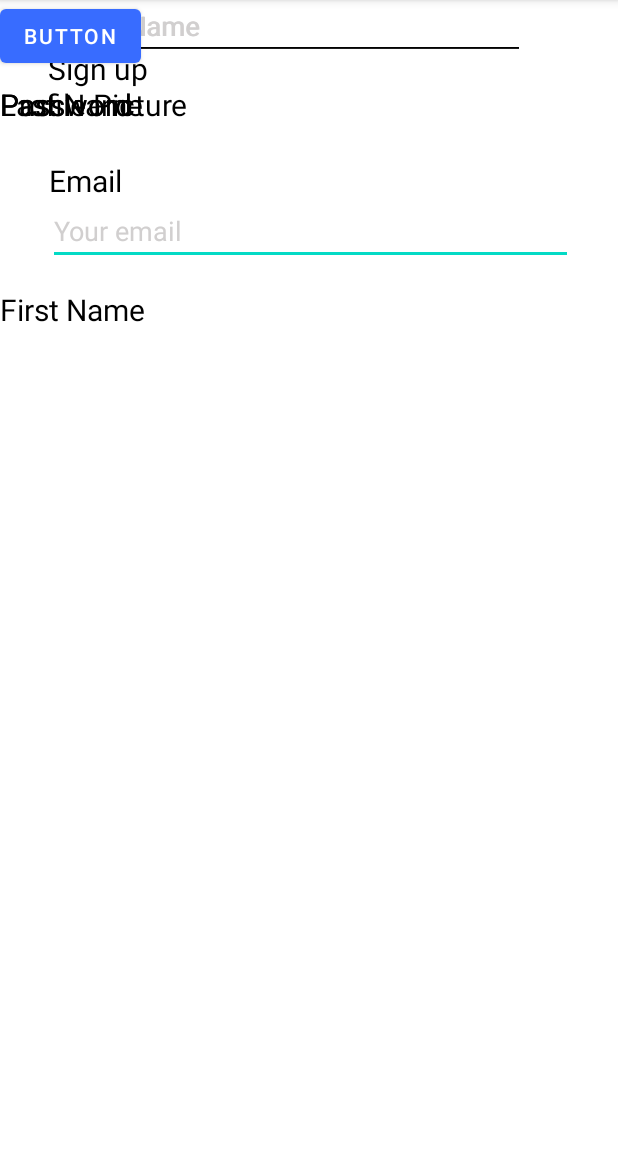
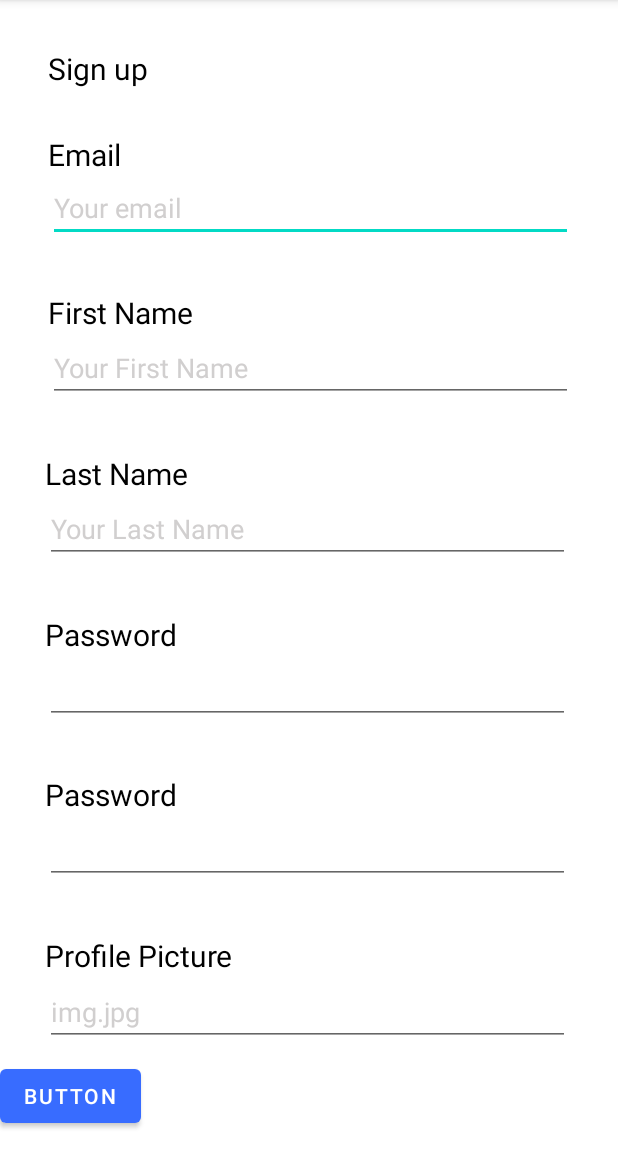
Before and after one commit to OscarRD2/OpenEvents, an Android app: the SingUpActivity screen opened directly, with no data from a screen before it, on a phone screen of 412 x 824 dp, the part 84-1236 px from its top. Run offline under Robolectric (Android 15) with nearby library versions, the phone set to English and light mode, and no system bars.

Commit message:
BackUp DONE

```diff
--- a/app/src/main/res/layout/activity_sing_up.xml
+++ b/app/src/main/res/layout/activity_sing_up.xml
@@ -12,15 +12,202 @@
         android:layout_height="36dp"
         android:layout_marginStart="32dp"
         android:layout_marginTop="32dp"
-        android:layout_marginBottom="19dp"
         android:text="@string/sign_up"
         android:textColor="#000000"
         android:textSize="20sp"
-        app:layout_constraintBottom_toTopOf="@+id/textViewEmail"
         app:layout_constraintEnd_toEndOf="parent"
         app:layout_constraintHorizontal_bias="0.0"
         app:layout_constraintStart_toStartOf="parent"
         app:layout_constraintTop_toTopOf="parent" />
+
+    <EditText
+        android:id="@+id/editTextEmail"
+        android:layout_width="350dp"
+        android:layout_height="40dp"
+        android:layout_marginStart="32dp"
+        android:layout_marginEnd="29dp"
+        android:layout_marginBottom="16dp"
+        android:ems="10"
+        android:inputType="textPersonName"
+        android:text="@string/email_placeholder"
+        android:textColor="#D1CFCF"
+        app:layout_constraintBottom_toTopOf="@+id/textViewFirstName"
+        app:layout_constraintEnd_toEndOf="parent"
+        app:layout_constraintHorizontal_bias="0.0"
+        app:layout_constraintStart_toStartOf="parent"
+        app:layout_constraintTop_toBottomOf="@+id/textViewEmail" />
+
+    <Button
+        android:id="@+id/button"
+        android:layout_width="wrap_content"
+        android:layout_height="wrap_content"
+        android:layout_marginTop="8dp"
+        android:text="Button"
+        app:layout_constraintBottom_toBottomOf="parent"
+        app:layout_constraintTop_toBottomOf="@+id/textViewProfilePicture"
+        app:layout_constraintVertical_bias="0.761"
+        tools:layout_editor_absoluteX="158dp" />
+
+    <EditText
+        android:id="@+id/editTextFirstName"
+        android:layout_width="350dp"
+        android:layout_height="40dp"
+        android:layout_marginStart="32dp"
+        android:layout_marginEnd="29dp"
+        android:layout_marginBottom="16dp"
+        android:ems="10"
+        android:inputType="textPersonName"
+        android:text="@string/first_name_placeholder"
+        android:textColor="#D1CFCF"
+        app:layout_constraintBottom_toTopOf="@+id/textViewLastName"
+        app:layout_constraintEnd_toEndOf="parent"
+        app:layout_constraintHorizontal_bias="0.0"
+        app:layout_constraintStart_toStartOf="parent"
+        app:layout_constraintTop_toBottomOf="@+id/textViewFirstName" />
+
+    <TextView
+        android:id="@+id/textViewLastName"
+        android:layout_width="350dp"
+        android:layout_height="31dp"
+        android:layout_marginStart="30dp"
+        android:layout_marginTop="16dp"
+        android:layout_marginEnd="31dp"
+        android:text="@string/last_name"
+        android:textColor="#000000"
+        android:textSize="20sp"
+        app:layout_constraintBottom_toTopOf="@+id/editTextLastName"
+        app:layout_constraintEnd_toEndOf="parent"
+        app:layout_constraintHorizontal_bias="0.0"
+        app:layout_constraintStart_toStartOf="parent"
+        app:layout_constraintTop_toBottomOf="@+id/editTextFirstName" />
+
+    <EditText
+        android:id="@+id/editTextLastName2"
+        android:layout_width="350dp"
+        android:layout_height="40dp"
+        android:layout_marginStart="30dp"
+        android:layout_marginEnd="31dp"
+        android:layout_marginBottom="7dp"
+        android:ems="10"
+        android:inputType="textPersonName"
+        android:text="@string/profile_image_placeholder"
+        android:textColor="#D1CFCF"
+        app:layout_constraintBottom_toTopOf="@+id/button"
+        app:layout_constraintEnd_toEndOf="parent"
+        app:layout_constraintHorizontal_bias="0.0"
+        app:layout_constraintStart_toStartOf="parent"
+        app:layout_constraintTop_toBottomOf="@+id/textViewProfilePicture" />
+
+    <EditText
+        android:id="@+id/editTextPassword"
+        android:layout_width="350dp"
+        android:layout_height="40dp"
+        android:layout_marginStart="30dp"
+        android:layout_marginEnd="31dp"
+        android:layout_marginBottom="16dp"
+        android:ems="10"
+        android:inputType="textPassword"
+        app:layout_constraintBottom_toTopOf="@+id/textViewPassword2"
+        app:layout_constraintEnd_toEndOf="parent"
+        app:layout_constraintHorizontal_bias="0.0"
+        app:layout_constraintStart_toStartOf="parent"
+        app:layout_constraintTop_toBottomOf="@+id/textViewPassword" />
+
+    <EditText
+        android:id="@+id/editTextLastName"
+        android:layout_width="350dp"
+        android:layout_height="40dp"
+        android:layout_marginStart="30dp"
+        android:layout_marginEnd="31dp"
+        android:layout_marginBottom="16dp"
+        android:ems="10"
+        android:inputType="textPersonName"
+        android:text="@string/last_name_placeholder"
+        android:textColor="#D1CFCF"
+        app:layout_constraintBottom_toTopOf="@+id/textViewPassword"
+        app:layout_constraintEnd_toEndOf="parent"
+        app:layout_constraintHorizontal_bias="0.0"
+        app:layout_constraintStart_toStartOf="parent"
+        app:layout_constraintTop_toBottomOf="@+id/textViewLastName" />
+
+    <TextView
+        android:id="@+id/textViewPassword"
+        android:layout_width="350dp"
+        android:layout_height="31dp"
+        android:layout_marginStart="30dp"
+        android:layout_marginTop="16dp"
+        android:layout_marginEnd="31dp"
+        android:text="@string/password"
+        android:textColor="#000000"
+        android:textSize="20sp"
+        app:layout_constraintBottom_toTopOf="@+id/editTextPassword"
+        app:layout_constraintEnd_toEndOf="parent"
+        app:layout_constraintHorizontal_bias="0.0"
+        app:layout_constraintStart_toStartOf="parent"
+        app:layout_constraintTop_toBottomOf="@+id/editTextLastName" />
+
+    <TextView
+        android:id="@+id/textViewFirstName"
+        android:layout_width="350dp"
+        android:layout_height="31dp"
+        android:layout_marginStart="32dp"
+        android:layout_marginTop="16dp"
+        android:layout_marginEnd="29dp"
+        android:text="@string/first_name"
+        android:textColor="#000000"
+        android:textSize="20sp"
+        app:layout_constraintBottom_toTopOf="@+id/editTextFirstName"
+        app:layout_constraintEnd_toEndOf="parent"
+        app:layout_constraintHorizontal_bias="0.0"
+        app:layout_constraintStart_toStartOf="parent"
+        app:layout_constraintTop_toBottomOf="@+id/editTextEmail" />
+
+    <TextView
+        android:id="@+id/textViewProfilePicture"
+        android:layout_width="350dp"
+        android:layout_height="32dp"
+        android:layout_marginStart="30dp"
+        android:layout_marginTop="16dp"
+        android:layout_marginEnd="31dp"
+        android:text="@string/profile_image"
+        android:textColor="#000000"
+        android:textSize="20sp"
+        app:layout_constraintBottom_toTopOf="@+id/editTextLastName2"
+        app:layout_constraintEnd_toEndOf="parent"
+        app:layout_constraintHorizontal_bias="0.0"
+        app:layout_constraintStart_toStartOf="parent"
+        app:layout_constraintTop_toBottomOf="@+id/editTextPassword2" />
+
+    <TextView
+        android:id="@+id/textViewPassword2"
+        android:layout_width="350dp"
+        android:layout_height="31dp"
+        android:layout_marginStart="30dp"
+        android:layout_marginTop="16dp"
+        android:layout_marginEnd="31dp"
+        android:text="@string/password"
+        android:textColor="#000000"
+        android:textSize="20sp"
+        app:layout_constraintBottom_toTopOf="@+id/editTextPassword2"
+        app:layout_constraintEnd_toEndOf="parent"
+        app:layout_constraintHorizontal_bias="0.0"
+        app:layout_constraintStart_toStartOf="parent"
+        app:layout_constraintTop_toBottomOf="@+id/editTextPassword" />
+
+    <EditText
+        android:id="@+id/editTextPassword2"
+        android:layout_width="350dp"
+        android:layout_height="40dp"
+        android:layout_marginStart="30dp"
+        android:layout_marginEnd="31dp"
+        android:layout_marginBottom="16dp"
+        android:ems="10"
+        android:inputType="textPassword"
+        app:layout_constraintBottom_toTopOf="@+id/textViewProfilePicture"
+        app:layout_constraintEnd_toEndOf="parent"
+        app:layout_constraintHorizontal_bias="0.0"
+        app:layout_constraintStart_toStartOf="parent"
+        app:layout_constraintTop_toBottomOf="@+id/textViewPassword2" />
 
     <TextView
         android:id="@+id/textViewEmail"
@@ -34,133 +221,8 @@
         android:textSize="20sp"
         app:layout_constraintBottom_toTopOf="@+id/editTextEmail"
         app:layout_constraintEnd_toEndOf="parent"
+        app:layout_constraintHorizontal_bias="0.0"
         app:layout_constraintStart_toStartOf="parent"
         app:layout_constraintTop_toBottomOf="@+id/textViewSignUp" />
 
-    <EditText
-        android:id="@+id/editTextEmail"
-        android:layout_width="350dp"
-        android:layout_height="40dp"
-        android:layout_marginStart="32dp"
-        android:ems="10"
-        android:inputType="textPersonName"
-        android:text="@string/email_placeholder"
-        android:textColor="#D1CFCF"
-        app:layout_constraintStart_toStartOf="parent"
-        app:layout_constraintTop_toBottomOf="@+id/textViewEmail" />
-
-    <TextView
-        android:id="@+id/textViewFirstName"
-        android:layout_width="350dp"
-        android:layout_height="31dp"
-        android:layout_marginTop="16dp"
-        android:text="@string/first_name"
-        android:textColor="#000000"
-        android:textSize="20sp"
-        app:layout_constraintTop_toBottomOf="@+id/editTextEmail"
-        tools:layout_editor_absoluteX="32dp" />
-
-    <EditText
-        android:id="@+id/editTextFirstName"
-        android:layout_width="350dp"
-        android:layout_height="40dp"
-        android:ems="10"
-        android:inputType="textPersonName"
-        android:text="@string/first_name_placeholder"
-        android:textColor="#D1CFCF"
-        tools:layout_editor_absoluteX="32dp"
-        tools:layout_editor_absoluteY="222dp" />
-
-    <TextView
-        android:id="@+id/textViewLastName"
-        android:layout_width="350dp"
-        android:layout_height="31dp"
-        android:layout_marginTop="16dp"
-        android:text="@string/last_name"
-        android:textColor="#000000"
-        android:textSize="20sp"
-        app:layout_constraintTop_toBottomOf="@+id/editTextFirstName"
-        tools:layout_editor_absoluteX="30dp" />
-
-    <EditText
-        android:id="@+id/editTextLastName"
-        android:layout_width="350dp"
-        android:layout_height="40dp"
-        android:ems="10"
-        android:inputType="textPersonName"
-        android:text="@string/last_name_placeholder"
-        android:textColor="#D1CFCF"
-        tools:layout_editor_absoluteX="30dp"
-        tools:layout_editor_absoluteY="310dp" />
-
-    <TextView
-        android:id="@+id/textViewPassword"
-        android:layout_width="350dp"
-        android:layout_height="31dp"
-        android:layout_marginTop="16dp"
-        android:text="@string/password"
-        android:textColor="#000000"
-        android:textSize="20sp"
-        app:layout_constraintTop_toBottomOf="@+id/editTextLastName"
-        tools:layout_editor_absoluteX="30dp" />
-
-    <EditText
-        android:id="@+id/editTextPassword"
-        android:layout_width="350dp"
-        android:layout_height="40dp"
-        android:ems="10"
-        android:inputType="textPassword"
-        tools:layout_editor_absoluteX="30dp"
-        tools:layout_editor_absoluteY="400dp" />
-
-    <TextView
-        android:id="@+id/textViewPassword2"
-        android:layout_width="350dp"
-        android:layout_height="31dp"
-        android:layout_marginTop="16dp"
-        android:text="@string/password"
-        android:textColor="#000000"
-        android:textSize="20sp"
-        app:layout_constraintTop_toBottomOf="@+id/editTextPassword"
-        tools:layout_editor_absoluteX="30dp" />
-
-    <EditText
-        android:id="@+id/editTextPassword2"
-        android:layout_width="350dp"
-        android:layout_height="40dp"
-        android:ems="10"
-        android:inputType="textPassword"
-        tools:layout_editor_absoluteX="30dp"
-        tools:layout_editor_absoluteY="487dp" />
-
-    <TextView
-        android:id="@+id/textViewProfilePicture"
-        android:layout_width="350dp"
-        android:layout_height="32dp"
-        android:layout_marginTop="16dp"
-        android:text="@string/profile_image"
-        android:textColor="#000000"
-        android:textSize="20sp"
-        app:layout_constraintTop_toBottomOf="@+id/editTextPassword2"
-        tools:layout_editor_absoluteX="30dp" />
-
-    <EditText
-        android:id="@+id/editTextLastName2"
-        android:layout_width="350dp"
-        android:layout_height="40dp"
-        android:ems="10"
-        android:inputType="textPersonName"
-        android:text="@string/profile_image_placeholder"
-        android:textColor="#D1CFCF"
-        tools:layout_editor_absoluteX="30dp"
-        tools:layout_editor_absoluteY="575dp" />
-
-    <Button
-        android:id="@+id/button"
-        android:layout_width="wrap_content"
-        android:layout_height="wrap_content"
-        android:text="Button"
-        tools:layout_editor_absoluteX="158dp"
-        tools:layout_editor_absoluteY="637dp" />
-
 </androidx.constraintlayout.widget.ConstraintLayout>
```
